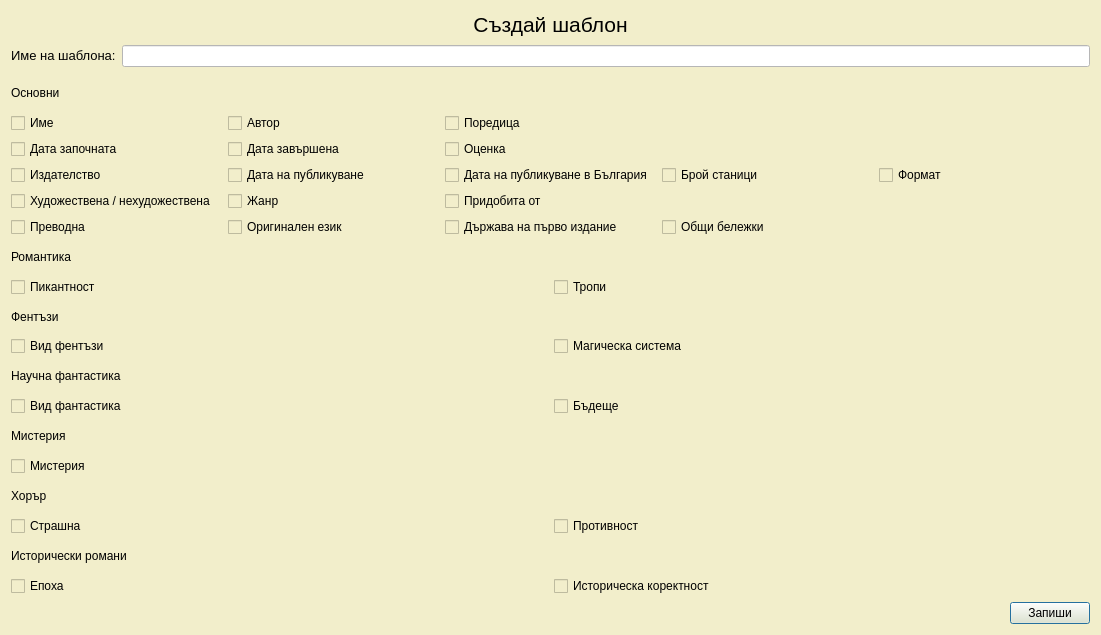
The window that Readalot/createtemplate.ui (TanyaSeykova/Hackaton_2022) describes before a commit, drawn with Qt 5.
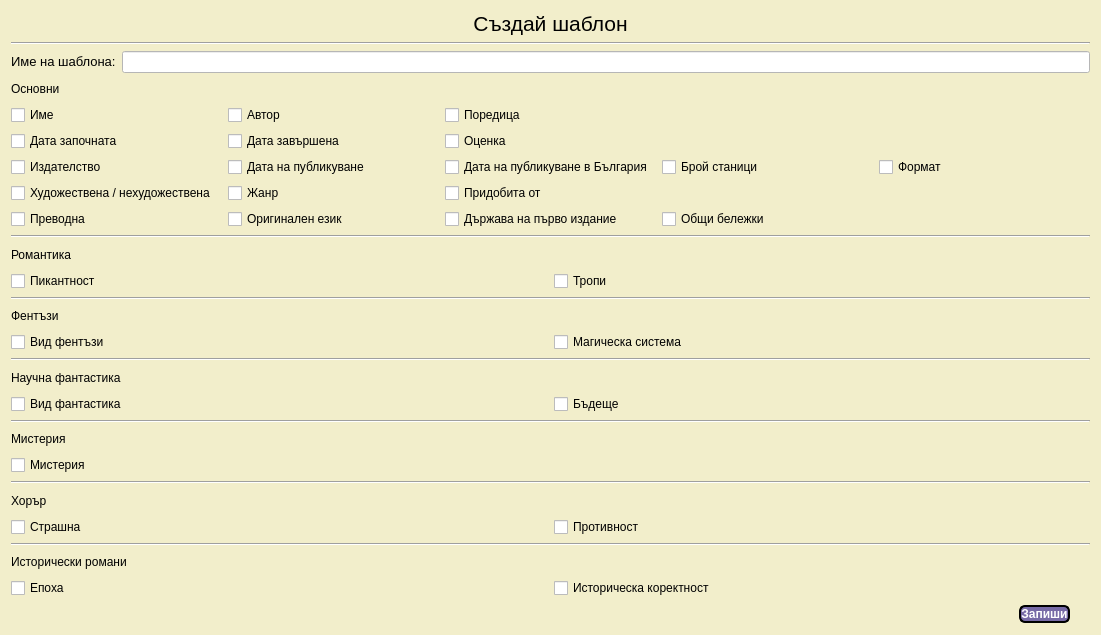
The same window after the commit.

Diff of the .ui file:
```diff
--- a/Readalot/createtemplate.ui
+++ b/Readalot/createtemplate.ui
@@ -14,8 +14,28 @@
    <string>Dialog</string>
   </property>
   <property name="styleSheet">
-   <string notr="true">
-background-color: rgb(242, 238, 203)</string>
+   <string notr="true">QDialog{
+	background-color: rgb(242, 238, 203)
+}
+Line{
+	border: 8px solid #776AA6;
+	border-radius: 2px;
+}
+QPushButton{
+	border-radius: 6px;
+	border-width: 2px;
+	background-color: rgb(119, 106, 166);
+	border-color: rgb(0,0,0);
+	border-style: solid;
+	color: rgb(255,255,255);
+	font-weight: bold;
+	font: 14pt &quot;Monotype Corsiva&quot;;
+	margin: 0 20px 0 20px;
+}
+QPushButton:hover{
+	background-color: rgb(212, 203, 242);
+	color: rgb(0,0,0);
+}</string>
   </property>
   <layout class="QVBoxLayout" name="verticalLayout">
    <item>
@@ -25,6 +45,22 @@
      </property>
     </widget>
    </item>
+   <item>
+    <widget class="Line" name="line_7">
+     <property name="maximumSize">
+      <size>
+       <width>1083</width>
+       <height>16777215</height>
+      </size>
+     </property>
+     <property name="styleSheet">
+      <string notr="true">width:50%;</string>
+     </property>
+     <property name="orientation">
+      <enum>Qt::Horizontal</enum>
+     </property>
+    </widget>
+   </item>
    <item>
     <layout class="QFormLayout" name="formLayout">
      <item row="0" column="0">
@@ -183,6 +219,13 @@
      </item>
     </layout>
    </item>
+   <item>
+    <widget class="Line" name="line">
+     <property name="orientation">
+      <enum>Qt::Horizontal</enum>
+     </property>
+    </widget>
+   </item>
    <item>
     <widget class="QLabel" name="label_3">
      <property name="styleSheet">
@@ -211,6 +254,13 @@
      </item>
     </layout>
    </item>
+   <item>
+    <widget class="Line" name="line_2">
+     <property name="orientation">
+      <enum>Qt::Horizontal</enum>
+     </property>
+    </widget>
+   </item>
    <item>
     <widget class="QLabel" name="label_4">
      <property name="styleSheet">
@@ -239,6 +289,13 @@
      </item>
     </layout>
    </item>
+   <item>
+    <widget class="Line" name="line_3">
+     <property name="orientation">
+      <enum>Qt::Horizontal</enum>
+     </property>
+    </widget>
+   </item>
    <item>
     <widget class="QLabel" name="label_5">
      <property name="styleSheet">
@@ -267,6 +324,13 @@
      </item>
     </layout>
    </item>
+   <item>
+    <widget class="Line" name="line_6">
+     <property name="orientation">
+      <enum>Qt::Horizontal</enum>
+     </property>
+    </widget>
+   </item>
    <item>
     <widget class="QLabel" name="label_6">
      <property name="styleSheet">
@@ -284,6 +348,13 @@
      </property>
     </widget>
    </item>
+   <item>
+    <widget class="Line" name="line_4">
+     <property name="orientation">
+      <enum>Qt::Horizontal</enum>
+     </property>
+    </widget>
+   </item>
    <item>
     <widget class="QLabel" name="label_7">
      <property name="styleSheet">
@@ -312,6 +383,13 @@
      </item>
     </layout>
    </item>
+   <item>
+    <widget class="Line" name="line_5">
+     <property name="orientation">
+      <enum>Qt::Horizontal</enum>
+     </property>
+    </widget>
+   </item>
    <item>
     <widget class="QLabel" name="label_8">
      <property name="styleSheet">
```
Left out of the diff: 2 changed lines with no effect on the pictures.
